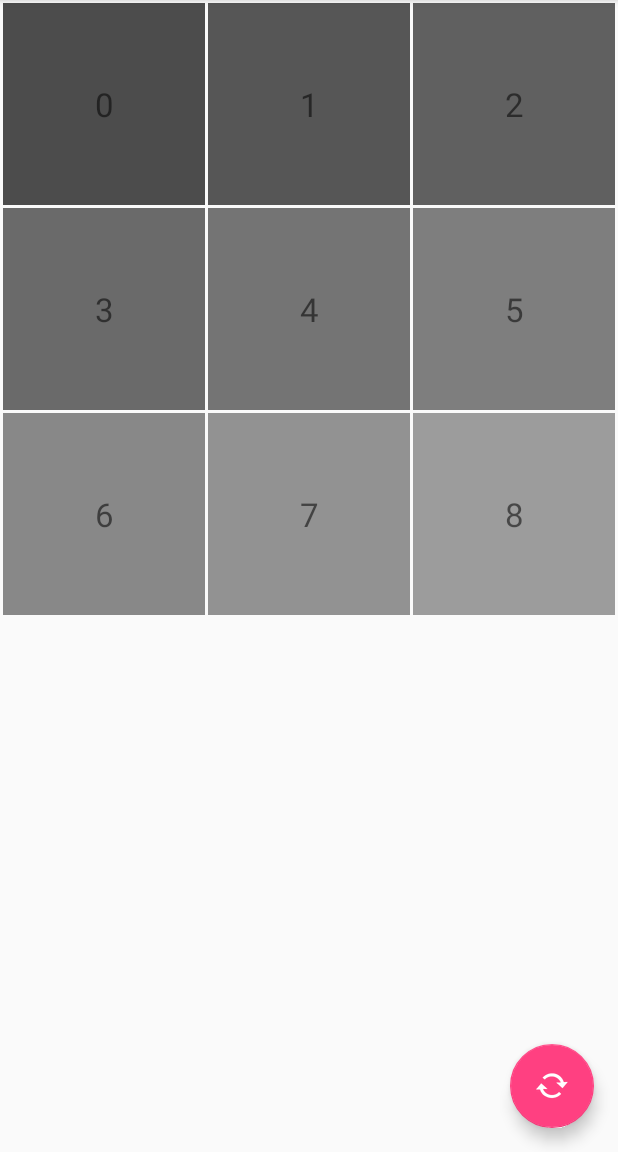
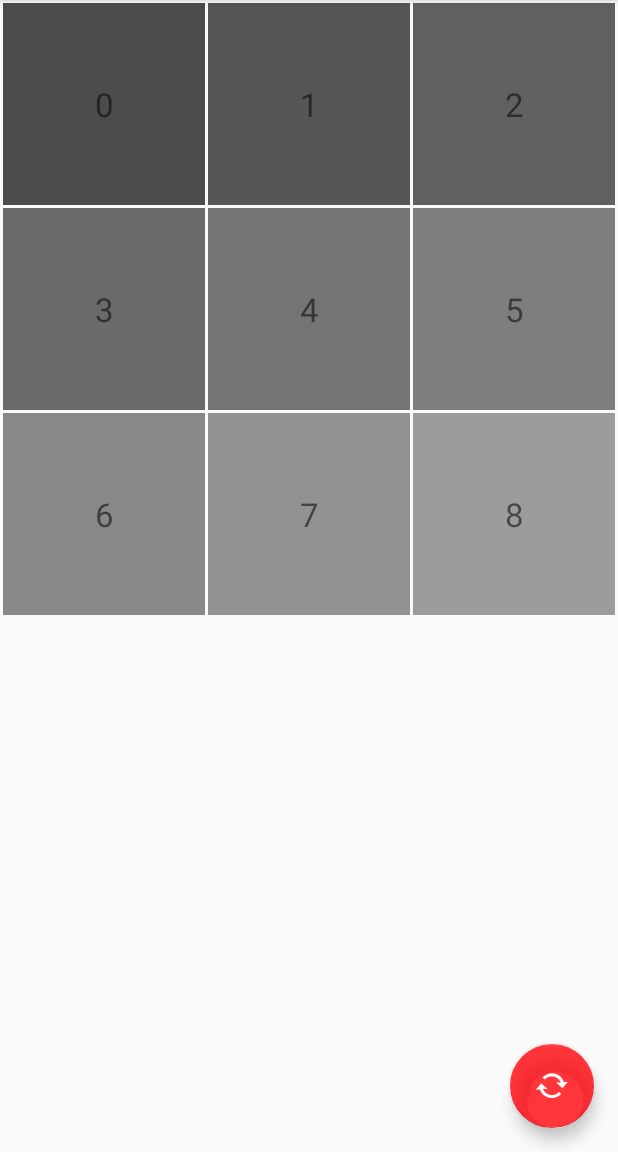
Before and after one commit to JustTrust/FragmentPuzzle, an Android app: the screen it shows after launch (MainActivity), on a phone screen of 412 x 824 dp, the part 84-1236 px from its top. Run offline under Robolectric (Android 15) with nearby library versions, the phone set to English and light mode, and no system bars.

Commit message:
edit theme

```diff
--- a/app/src/main/res/values/colors.xml
+++ b/app/src/main/res/values/colors.xml
@@ -2,5 +2,5 @@
 <resources>
     <color name="colorPrimary">#3F51B5</color>
     <color name="colorPrimaryDark">#303F9F</color>
-    <color name="colorAccent">#FF4081</color>
+    <color name="colorAccent">#c8ff0008</color>
 </resources>
--- a/app/src/main/res/values/strings.xml
+++ b/app/src/main/res/values/strings.xml
@@ -10,6 +10,6 @@
     <string name="from_gallery">From gallery</string>
     <string name="new_game">New game</string>
     <string name="option">Options</string>
-    <string name="gallery_empty">Don't find any image in the gallery</string>
+    <string name="gallery_empty">Don\'t find any image in the gallery</string>
 
 </resources>
```
